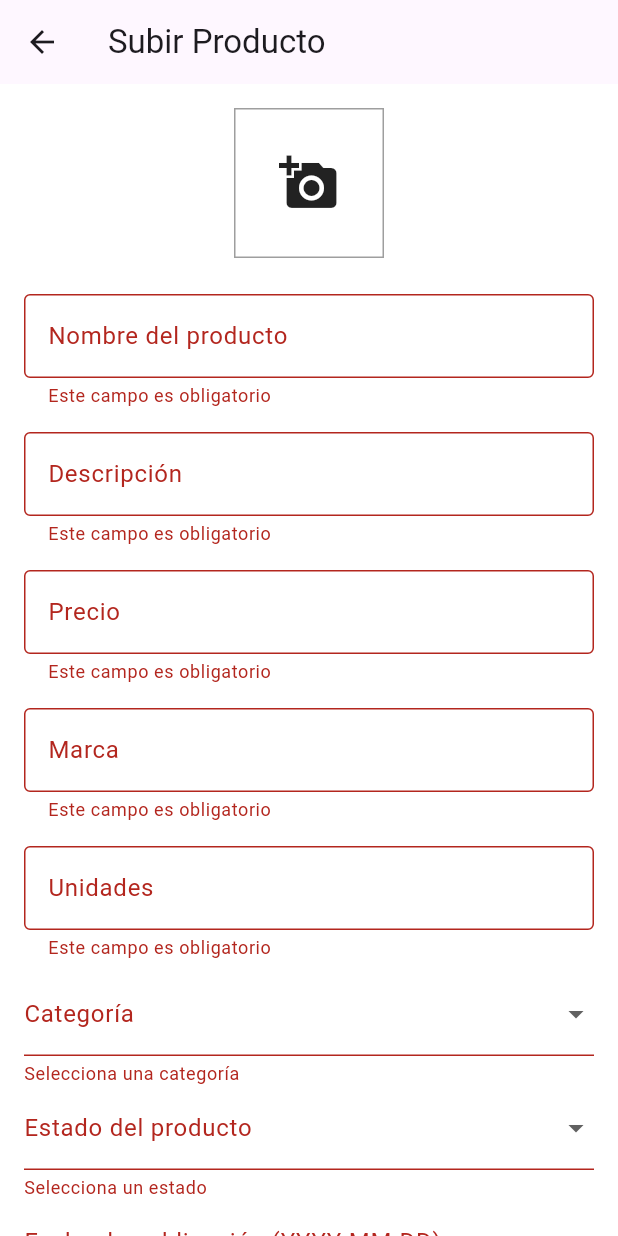
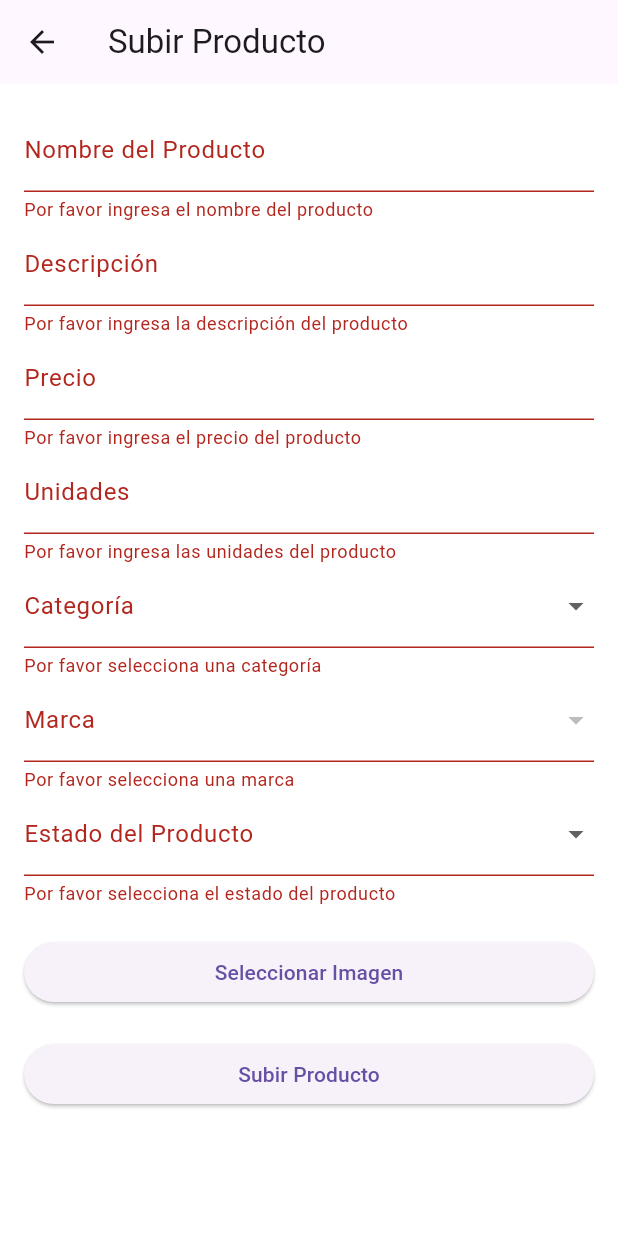
Before and after one commit to Sailok25/neomarket_flutter, a Flutter app: the UploadProductScreen screen opened by its route, after a tap on "Subir Producto", on a phone screen of 412 x 824 dp. Run offline on Flutter 3.47's test engine with Material 3 defaults, Android fonts, the phone set to English and light mode, and no system bars; our stand-ins replace image_picker; missing offline and left inert: bcrypt, mysql_client.

Commit message:
pujar producte implmentat

```diff
--- a/lib/home_screen.dart
+++ b/lib/home_screen.dart
@@ -130,7 +130,11 @@ class _HomeScreenState extends State<HomeScreen> {
               leading: Icon(Icons.upload_file),
               title: Text('Subir producto'),
               onTap: () {
-                Navigator.pushNamed(context, '/upload');
+                Navigator.pushNamed(
+                  context,
+                  '/upload',
+                  arguments: {'userId': userId},
+                );
               },
             ),
             ListTile(
@@ -221,7 +225,8 @@ class _HomeScreenState extends State<HomeScreen> {
           ),
           // Productos en formato de tarjetas
           Expanded(
-            child: _filteredProducts.isEmpty
+            child:
+                _filteredProducts.isEmpty
                     ? Center(child: CircularProgressIndicator())
                     : GridView.builder(
                       padding: EdgeInsets.all(8.0),
@@ -229,7 +234,8 @@ class _HomeScreenState extends State<HomeScreen> {
                         crossAxisCount: 2,
                         crossAxisSpacing: 8.0,
                         mainAxisSpacing: 8.0,
-                      childAspectRatio: 0.7, // Ajusta este valor según sea necesario
+                        childAspectRatio:
+                            0.7, // Ajusta este valor según sea necesario
                       ),
                       itemCount: _filteredProducts.length,
                       itemBuilder: (context, index) {
@@ -254,13 +260,17 @@ class _HomeScreenState extends State<HomeScreen> {
                                     child: Image.network(
                                       product['imagenes'],
                                       fit: BoxFit.cover,
-                                    loadingBuilder: (BuildContext context,
+                                      loadingBuilder: (
+                                        BuildContext context,
                                         Widget child,
-                                        ImageChunkEvent? loadingProgress) {
-                                      if (loadingProgress == null) return child;
+                                        ImageChunkEvent? loadingProgress,
+                                      ) {
+                                        if (loadingProgress == null)
+                                          return child;
                                         return Center(
                                           child: CircularProgressIndicator(
-                                          value: loadingProgress
+                                            value:
+                                                loadingProgress
                                                             .expectedTotalBytes !=
                                                         null
                                                     ? loadingProgress
@@ -271,16 +281,22 @@ class _HomeScreenState extends State<HomeScreen> {
                                           ),
                                         );
                                       },
-                                    errorBuilder: (BuildContext context,
-                                        Object error, StackTrace? stackTrace) {
-                                      return Icon(Icons.error); // Muestra un icono de error si la imagen no se puede cargar
+                                      errorBuilder: (
+                                        BuildContext context,
+                                        Object error,
+                                        StackTrace? stackTrace,
+                                      ) {
+                                        return Icon(
+                                          Icons.error,
+                                        ); // Muestra un icono de error si la imagen no se puede cargar
                                       },
                                     ),
                                   ),
                                 Padding(
                                   padding: const EdgeInsets.all(8.0),
                                   child: Column(
-                                  crossAxisAlignment: CrossAxisAlignment.start,
+                                    crossAxisAlignment:
+                                        CrossAxisAlignment.start,
                                     children: [
                                       // Nombre del producto
                                       Text(
--- a/lib/upload_product_screen.dart
+++ b/lib/upload_product_screen.dart
@@ -1,7 +1,7 @@
 import 'package:flutter/material.dart';
 import 'package:image_picker/image_picker.dart';
+import 'package:neomarket_flutter/conexio.dart';
 import 'dart:io';
-import 'package:neomarket_flutter/conexio.dart';
 
 class UploadProductScreen extends StatefulWidget {
   @override
@@ -10,24 +10,43 @@ class UploadProductScreen extends StatefulWidget {
 
 class _UploadProductScreenState extends State<UploadProductScreen> {
   final _formKey = GlobalKey<FormState>();
+  final DatabaseConnection _dbConnection = DatabaseConnection();
+
+  int? userId;
+  List<Map<String, dynamic>> _brands = [];
+  int? _selectedBrand;
   File? _image;
+  final picker = ImagePicker();
 
-  final TextEditingController nameController = TextEditingController();
-  final TextEditingController descriptionController = TextEditingController();
-  final TextEditingController priceController = TextEditingController();
-  final TextEditingController brandController = TextEditingController();
-  final TextEditingController unitsController = TextEditingController();
-
+  final TextEditingController _nameController = TextEditingController();
+  final TextEditingController _descriptionController = TextEditingController();
+  final TextEditingController _priceController = TextEditingController();
+  final TextEditingController _unitsController = TextEditingController();
   String? _selectedCategory;
   String? _selectedCondition;
-  DateTime? _publicationDate;
 
-  final DatabaseConnection _dbConnection = DatabaseConnection();
+  @override
+  void initState() {
+    super.initState();
+    _fetchBrands();
+  }
+
+  Future<void> _fetchBrands() async {
+    try {
+      var result = await _dbConnection.executeQuery('SELECT id_marca, nombre_marca FROM nm_marcas');
+      if (result != null && result.rows.isNotEmpty) {
+        setState(() {
+          _brands = result.rows.map((row) => row.assoc()).toList();
+          print('Brands fetched: $_brands'); // Debug print
+        });
+      }
+    } catch (e) {
+      print('Error fetching brands: $e');
+    }
+  }
 
   Future<void> _pickImage() async {
-    final picker = ImagePicker();
     final pickedFile = await picker.pickImage(source: ImageSource.gallery);
-
     if (pickedFile != null) {
       setState(() {
         _image = File(pickedFile.path);
@@ -35,41 +54,44 @@ class _UploadProductScreenState extends State<UploadProductScreen> {
     }
   }
 
-  Future<void> _uploadProduct() async {
+Future<void> _submitForm() async {
   if (_formKey.currentState!.validate()) {
     try {
-        var result = await _dbConnection.executeQuery(
-          '''
-          INSERT INTO nm_productos (id_vendedor, nombre, descripcion, imagenes, categoria, marca, estado, fecha_publicacion, precio, unidades)
-          VALUES (:id_vendedor, :name, :description, :image, :category, :brand, :condition, :publicationDate, :price, :units)
-          ''',
+      String? imagePath = _image != null ? _image!.path : null;
+      print('Submitting form with data:');
+      print('User ID: $userId');
+      print('Name: ${_nameController.text}');
+      print('Description: ${_descriptionController.text}');
+      print('Image Path: $imagePath');
+      print('Category: $_selectedCategory');
+      print('Brand: $_selectedBrand');
+      print('Condition: $_selectedCondition');
+      print('Price: ${_priceController.text}');
+      print('Units: ${_unitsController.text}');
+
+      await _dbConnection.executeQuery(
+        'INSERT INTO nm_productos (id_vendedor, nombre, descripcion, imagenes, categoria, marca, estado, estado_anuncio, fecha_publicacion, precio, unidades) VALUES (:id_vendedor, :nombre, :descripcion, :imagenes, :categoria, :marca, :estado, :estado_anuncio, :fecha_publicacion, :precio, :unidades)',
         {
-            'id_vendedor': 1, // Aquí deberías obtener el ID del vendedor actual
-            'name': nameController.text,
-            'description': descriptionController.text,
-            'image': _image?.path, // Guardar la ruta de la imagen
-            'category': _selectedCategory,
-            'brand': brandController.text,
-            'condition': _selectedCondition,
-            'publicationDate': _publicationDate?.toIso8601String(),
-            'price': priceController.text,
-            'units': unitsController.text,
+          'id_vendedor': userId,
+          'nombre': _nameController.text,
+          'descripcion': _descriptionController.text,
+          'imagenes': imagePath,
+          'categoria': _selectedCategory,
+          'marca': _selectedBrand,
+          'estado': _selectedCondition,
+          'estado_anuncio': 'activo',
+          'fecha_publicacion': DateTime.now().toString(),
+          'precio': double.parse(_priceController.text),
+          'unidades': int.parse(_unitsController.text),
         },
       );
-
-        if (result != null) {
       ScaffoldMessenger.of(context).showSnackBar(
-            SnackBar(content: Text('Producto subido exitosamente')),
+        SnackBar(content: Text('Producto subido correctamente')),
       );
-          Navigator.pop(context); // Volver a la pantalla anterior
-        } else {
+    } catch (e) {
+      print('Error submitting form: $e');
       ScaffoldMessenger.of(context).showSnackBar(
-            SnackBar(content: Text('Error al subir el producto. Inténtalo de nuevo.')),
-          );
-        }
-      } catch (e) {
-        ScaffoldMessenger.of(context).showSnackBar(
-          SnackBar(content: Text('Error: $e')),
+        SnackBar(content: Text('Error al subir el producto: $e')),
       );
     }
   }
@@ -77,112 +99,137 @@ class _UploadProductScreenState extends State<UploadProductScreen> {
 
   @override
   Widget build(BuildContext context) {
+    final args = ModalRoute.of(context)!.settings.arguments as Map?;
+    if (args != null) {
+      userId = int.tryParse(args['userId'].toString());
+      print('User ID: $userId'); // Debug print
+    }
+
     return Scaffold(
-      appBar: AppBar(title: Text('Subir Producto')),
-      body: SingleChildScrollView(
-        padding: EdgeInsets.all(16),
+      appBar: AppBar(
+        title: Text('Subir Producto'),
+      ),
+      body: Padding(
+        padding: const EdgeInsets.all(16.0),
         child: Form(
           key: _formKey,
-          child: Column(
+          child: ListView(
             children: [
-              // Imagen del producto
-              GestureDetector(
-                onTap: _pickImage,
-                child: Container(
-                  width: 100,
-                  height: 100,
-                  decoration: BoxDecoration(
-                    border: Border.all(color: Colors.grey),
+              TextFormField(
+                controller: _nameController,
+                decoration: InputDecoration(labelText: 'Nombre del Producto'),
+                validator: (value) {
+                  if (value == null || value.isEmpty) {
+                    return 'Por favor ingresa el nombre del producto';
+                  }
+                  return null;
+                },
               ),
-                  child: _image == null
-                      ? Icon(Icons.add_a_photo, size: 40)
-                      : Image.file(_image!, fit: BoxFit.cover),
+              TextFormField(
+                controller: _descriptionController,
+                decoration: InputDecoration(labelText: 'Descripción'),
+                validator: (value) {
+                  if (value == null || value.isEmpty) {
+                    return 'Por favor ingresa la descripción del producto';
+                  }
+                  return null;
+                },
               ),
+              TextFormField(
+                controller: _priceController,
+                decoration: InputDecoration(labelText: 'Precio'),
+                keyboardType: TextInputType.number,
+                validator: (value) {
+                  if (value == null || value.isEmpty) {
+                    return 'Por favor ingresa el precio del producto';
+                  }
+                  return null;
+                },
               ),
-              SizedBox(height: 16),
-
-              // Campos de texto
-              _buildTextField('Nombre del producto', nameController),
-              _buildTextField('Descripción', descriptionController),
-              _buildTextField('Precio', priceController, keyboardType: TextInputType.number),
-              _buildTextField('Marca', brandController),
-              _buildTextField('Unidades', unitsController, keyboardType: TextInputType.number),
-
-              // Categoría
+              TextFormField(
+                controller: _unitsController,
+                decoration: InputDecoration(labelText: 'Unidades'),
+                keyboardType: TextInputType.number,
+                validator: (value) {
+                  if (value == null || value.isEmpty) {
+                    return 'Por favor ingresa las unidades del producto';
+                  }
+                  return null;
+                },
+              ),
               DropdownButtonFormField<String>(
+                value: _selectedCategory,
                 decoration: InputDecoration(labelText: 'Categoría'),
-                value: _selectedCategory,
-                items: [
-                  'Accesorios',
-                  'Ropa',
-                  'Hogar',
-                  'Deporte',
-                  'Automovil',
-                  'Tecnologia'
-                ].map((category) {
-                  return DropdownMenuItem<String>(
+                items: ['Accesorios', 'Ropa', 'Hogar', 'Deporte', 'Automovil', 'Tecnologia']
+                    .map((category) => DropdownMenuItem<String>(
                           value: category,
                           child: Text(category),
-                  );
-                }).toList(),
+                        ))
+                    .toList(),
                 onChanged: (value) {
                   setState(() {
                     _selectedCategory = value;
                   });
                 },
-                validator: (value) => value == null ? 'Selecciona una categoría' : null,
+                validator: (value) {
+                  if (value == null || value.isEmpty) {
+                    return 'Por favor selecciona una categoría';
+                  }
+                  return null;
+                },
               ),
-
-              // Estado del producto
+              DropdownButtonFormField<int>(
+                value: _selectedBrand,
+                decoration: InputDecoration(labelText: 'Marca'),
+                items: _brands
+                    .map((brand) => DropdownMenuItem<int>(
+                          value: int.parse(brand['id_marca'].toString()), // Asegúrate de que el valor sea un int
+                          child: Text(brand['nombre_marca']),
+                        ))
+                    .toList(),
+                onChanged: (value) {
+                  setState(() {
+                    _selectedBrand = value;
+                    print('Selected Brand ID: $value'); // Debug print
+                  });
+                },
+                validator: (value) {
+                  if (value == null) {
+                    return 'Por favor selecciona una marca';
+                  }
+                  return null;
+                },
+              ),
               DropdownButtonFormField<String>(
-                decoration: InputDecoration(labelText: 'Estado del producto'),
                 value: _selectedCondition,
-                items: [
-                  'precintado',
-                  'usado',
-                  'muy usado',
-                  'despiece'
-                ].map((condition) {
-                  return DropdownMenuItem<String>(
+                decoration: InputDecoration(labelText: 'Estado del Producto'),
+                items: ['precintado', 'usado', 'muy usado', 'despiece']
+                    .map((condition) => DropdownMenuItem<String>(
                           value: condition,
                           child: Text(condition),
-                  );
-                }).toList(),
+                        ))
+                    .toList(),
                 onChanged: (value) {
                   setState(() {
                     _selectedCondition = value;
                   });
                 },
-                validator: (value) => value == null ? 'Selecciona un estado' : null,
+                validator: (value) {
+                  if (value == null || value.isEmpty) {
+                    return 'Por favor selecciona el estado del producto';
+                  }
+                  return null;
+                },
               ),
-
-              // Fecha de publicación
-              TextFormField(
-                decoration: InputDecoration(labelText: 'Fecha de publicación (YYYY-MM-DD)'),
-                onTap: () async {
-                  DateTime? pickedDate = await showDatePicker(
-                    context: context,
-                    initialDate: DateTime.now(),
-                    firstDate: DateTime(2000),
-                    lastDate: DateTime(2101),
-                  );
-                  if (pickedDate != null) {
-                    setState(() {
-                      _publicationDate = pickedDate;
-                    });
-                  }
-                },
-                validator: (value) => _publicationDate == null ? 'Selecciona una fecha' : null,
-                readOnly: true,
-                controller: TextEditingController(
-                  text: _publicationDate == null ? '' : _publicationDate!.toIso8601String().split('T')[0],
+              SizedBox(height: 20),
+              ElevatedButton(
+                onPressed: _pickImage,
+                child: Text('Seleccionar Imagen'),
               ),
-              ),
-
+              if (_image != null) Image.file(_image!),
               SizedBox(height: 20),
-
               ElevatedButton(
-                onPressed: _uploadProduct,
+                onPressed: _submitForm,
                 child: Text('Subir Producto'),
               ),
             ],
@@ -191,19 +238,4 @@ class _UploadProductScreenState extends State<UploadProductScreen> {
       ),
     );
   }
-
-  Widget _buildTextField(String label, TextEditingController controller, {TextInputType keyboardType = TextInputType.text}) {
-    return Padding(
-      padding: const EdgeInsets.symmetric(vertical: 8),
-      child: TextFormField(
-        controller: controller,
-        keyboardType: keyboardType,
-        decoration: InputDecoration(
-          labelText: label,
-          border: OutlineInputBorder(),
-        ),
-        validator: (value) => value == null || value.isEmpty ? 'Este campo es obligatorio' : null,
-      ),
-    );
 }
-}
```
Lines whose indentation alone changed are shown as unchanged.
